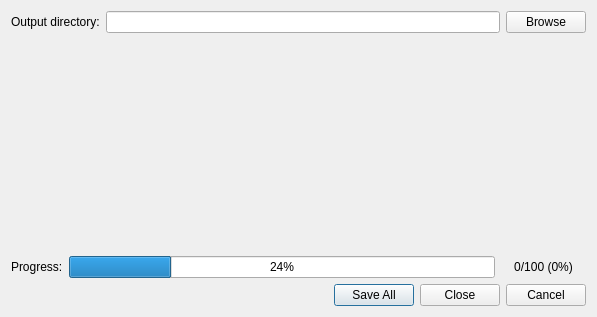
Qt form src/preprocessor/gui/export_dialog.ui (CAMBioMed/preprocessor) before a commit.
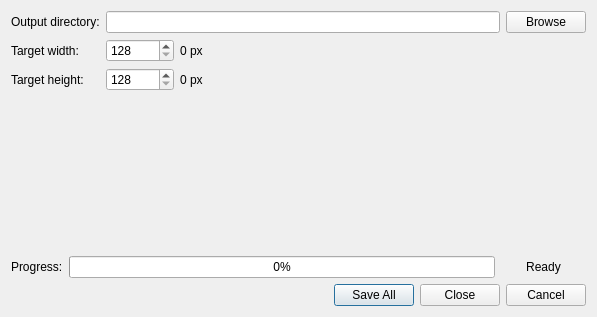
The same form after that commit.

Commit message: Set target width and height in pixels

Diff of the .ui file:
```diff
--- a/src/preprocessor/gui/export_dialog.ui
+++ b/src/preprocessor/gui/export_dialog.ui
@@ -36,7 +36,7 @@
       </property>
       <layout class="QFormLayout" name="formLayout_2">
        <property name="fieldGrowthPolicy">
-        <enum>QFormLayout::FieldGrowthPolicy::ExpandingFieldsGrow</enum>
+        <enum>QFormLayout::FieldGrowthPolicy::AllNonFixedFieldsGrow</enum>
        </property>
        <property name="leftMargin">
         <number>0</number>
@@ -71,6 +71,86 @@
          </item>
         </layout>
        </item>
+       <item row="1" column="0">
+        <widget class="QLabel" name="lblTargetWidth">
+         <property name="text">
+          <string>Target width:</string>
+         </property>
+        </widget>
+       </item>
+       <item row="1" column="1">
+        <layout class="QHBoxLayout" name="layTargetWidth">
+         <item>
+          <widget class="QSpinBox" name="numTargetWidth">
+           <property name="sizePolicy">
+            <sizepolicy hsizetype="Minimum" vsizetype="Fixed">
+             <horstretch>1</horstretch>
+             <verstretch>0</verstretch>
+            </sizepolicy>
+           </property>
+           <property name="minimum">
+            <number>128</number>
+           </property>
+           <property name="maximum">
+            <number>10240</number>
+           </property>
+          </widget>
+         </item>
+         <item>
+          <widget class="QLabel" name="lblTargetWidth_Value">
+           <property name="sizePolicy">
+            <sizepolicy hsizetype="Preferred" vsizetype="Preferred">
+             <horstretch>6</horstretch>
+             <verstretch>0</verstretch>
+            </sizepolicy>
+           </property>
+           <property name="text">
+            <string>0 px</string>
+           </property>
+          </widget>
+         </item>
+        </layout>
+       </item>
+       <item row="2" column="1">
+        <layout class="QHBoxLayout" name="layTargetHeight">
+         <item>
+          <widget class="QSpinBox" name="numTargetHeight">
+           <property name="sizePolicy">
+            <sizepolicy hsizetype="Minimum" vsizetype="Fixed">
+             <horstretch>1</horstretch>
+             <verstretch>0</verstretch>
+            </sizepolicy>
+           </property>
+           <property name="minimum">
+            <number>128</number>
+           </property>
+           <property name="maximum">
+            <number>10240</number>
+           </property>
+          </widget>
+         </item>
+         <item>
+          <widget class="QLabel" name="lblTargetHeight_Value">
+           <property name="sizePolicy">
+            <sizepolicy hsizetype="Preferred" vsizetype="Preferred">
+             <horstretch>6</horstretch>
+             <verstretch>0</verstretch>
+            </sizepolicy>
+           </property>
+           <property name="text">
+            <string>0 px</string>
+           </property>
+          </widget>
+         </item>
+        </layout>
+       </item>
+       <item row="2" column="0">
+        <widget class="QLabel" name="lblTargetHeight">
+         <property name="text">
+          <string>Target height:</string>
+         </property>
+        </widget>
+       </item>
       </layout>
      </widget>
     </widget>
@@ -116,7 +196,7 @@
            </sizepolicy>
           </property>
           <property name="value">
-           <number>24</number>
+           <number>0</number>
           </property>
          </widget>
         </item>
@@ -129,7 +209,7 @@
            </sizepolicy>
           </property>
           <property name="text">
-           <string>0/100 (0%)</string>
+           <string>Ready</string>
           </property>
           <property name="alignment">
            <set>Qt::AlignmentFlag::AlignCenter</set>
```
Left out of the diff: 12 changed lines with no effect on the pictures. The commit also changes 3 other files.
